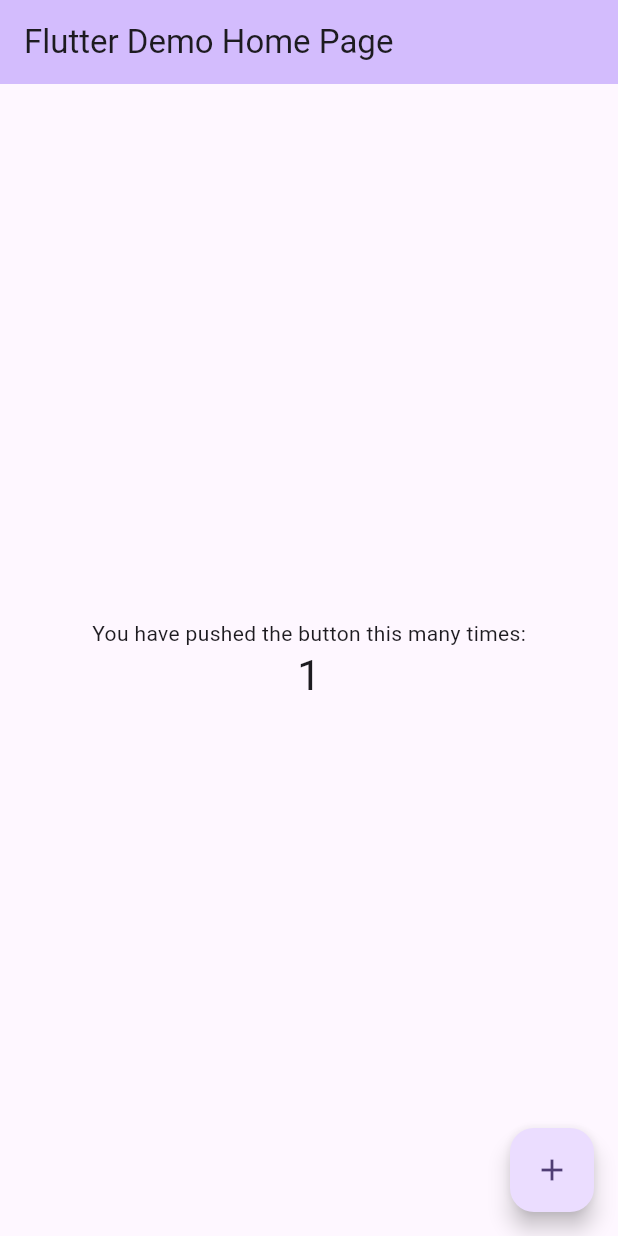
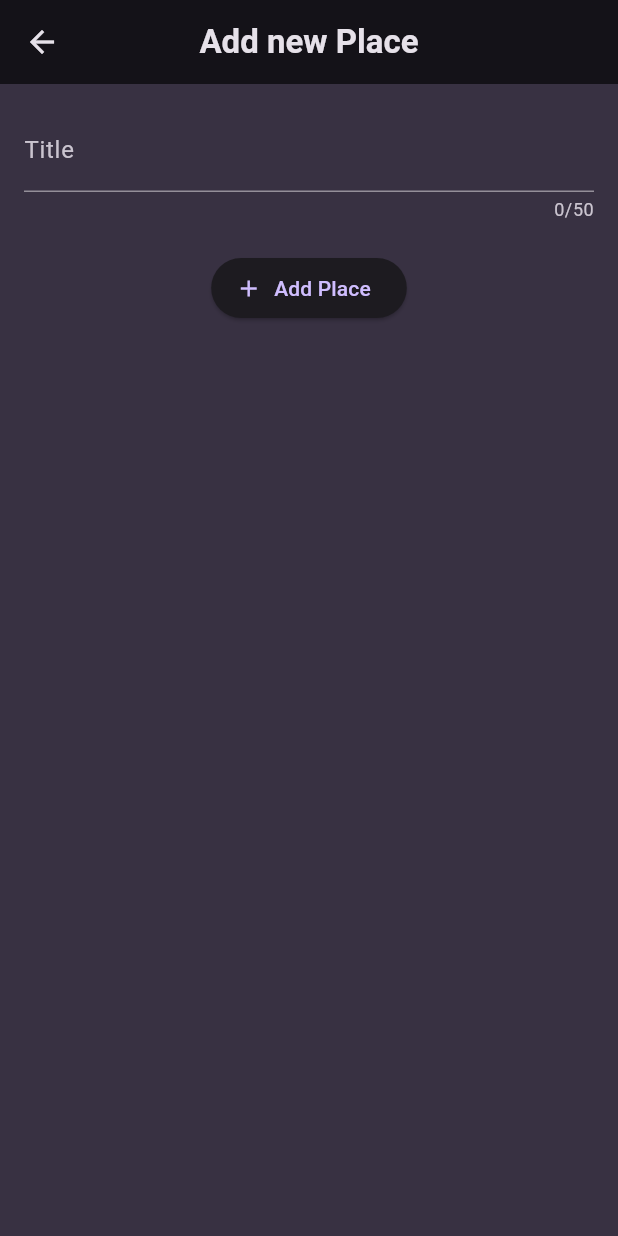
Before and after one commit to eacardenase/flutter-my-places, a Flutter app: the screen it shows after launch, after a tap on the "add" icon, on a phone screen of 412 x 824 dp. Run offline on Flutter 3.47's test engine with Material 3 defaults, Android fonts, the light colour scheme and no system bars; our stand-ins replace flutter_riverpod, google_fonts.

Commit message:
feat: add project setup

```diff
--- a/lib/main.dart
+++ b/lib/main.dart
@@ -1,125 +1,52 @@
 import 'package:flutter/material.dart';
 
+import 'package:flutter_riverpod/flutter_riverpod.dart';
+import 'package:google_fonts/google_fonts.dart';
+
+import 'package:my_places/screens/favorite_places_screen.dart';
+
+final colorScheme = ColorScheme.fromSeed(
+  brightness: Brightness.dark,
+  seedColor: const Color.fromARGB(255, 102, 6, 247),
+  background: const Color.fromARGB(255, 56, 49, 66),
+);
+
+final theme = ThemeData().copyWith(
+  scaffoldBackgroundColor: colorScheme.background,
+  colorScheme: colorScheme,
+  textTheme: GoogleFonts.ubuntuCondensedTextTheme().copyWith(
+    titleSmall: GoogleFonts.ubuntuCondensed(
+      fontWeight: FontWeight.bold,
+    ),
+    titleMedium: GoogleFonts.ubuntuCondensed(
+      fontWeight: FontWeight.bold,
+    ),
+    titleLarge: GoogleFonts.ubuntuCondensed(
+      fontWeight: FontWeight.bold,
+    ),
+  ),
+);
+
 void main() {
-  runApp(const MyApp());
+  runApp(
+    const ProviderScope(
+      child: App(),
+    ),
+  );
 }
 
-class MyApp extends StatelessWidget {
-  const MyApp({super.key});
+class App extends StatelessWidget {
+  const App({
+    super.key,
+  });
 
-  // This widget is the root of your application.
   @override
   Widget build(BuildContext context) {
     return MaterialApp(
-      title: 'Flutter Demo',
-      theme: ThemeData(
-        // This is the theme of your application.
-        //
-        // TRY THIS: Try running your application with "flutter run". You'll see
-        // the application has a purple toolbar. Then, without quitting the app,
-        // try changing the seedColor in the colorScheme below to Colors.green
-        // and then invoke "hot reload" (save your changes or press the "hot
-        // reload" button in a Flutter-supported IDE, or press "r" if you used
-        // the command line to start the app).
-        //
-        // Notice that the counter didn't reset back to zero; the application
-        // state is not lost during the reload. To reset the state, use hot
-        // restart instead.
-        //
-        // This works for code too, not just values: Most code changes can be
-        // tested with just a hot reload.
-        colorScheme: ColorScheme.fromSeed(seedColor: Colors.deepPurple),
-        useMaterial3: true,
-      ),
-      home: const MyHomePage(title: 'Flutter Demo Home Page'),
+      title: 'Favorite Places',
+      theme: theme,
+      home: const FavoritePlacesScreen(),
+      debugShowCheckedModeBanner: false,
     );
   }
 }
-
-class MyHomePage extends StatefulWidget {
-  const MyHomePage({super.key, required this.title});
-
-  // This widget is the home page of your application. It is stateful, meaning
-  // that it has a State object (defined below) that contains fields that affect
-  // how it looks.
-
-  // This class is the configuration for the state. It holds the values (in this
-  // case the title) provided by the parent (in this case the App widget) and
-  // used by the build method of the State. Fields in a Widget subclass are
-  // always marked "final".
-
-  final String title;
-
-  @override
-  State<MyHomePage> createState() => _MyHomePageState();
-}
-
-class _MyHomePageState extends State<MyHomePage> {
-  int _counter = 0;
-
-  void _incrementCounter() {
-    setState(() {
-      // This call to setState tells the Flutter framework that something has
-      // changed in this State, which causes it to rerun the build method below
-      // so that the display can reflect the updated values. If we changed
-      // _counter without calling setState(), then the build method would not be
-      // called again, and so nothing would appear to happen.
-      _counter++;
-    });
-  }
-
-  @override
-  Widget build(BuildContext context) {
-    // This method is rerun every time setState is called, for instance as done
-    // by the _incrementCounter method above.
-    //
-    // The Flutter framework has been optimized to make rerunning build methods
-    // fast, so that you can just rebuild anything that needs updating rather
-    // than having to individually change instances of widgets.
-    return Scaffold(
-      appBar: AppBar(
-        // TRY THIS: Try changing the color here to a specific color (to
-        // Colors.amber, perhaps?) and trigger a hot reload to see the AppBar
-        // change color while the other colors stay the same.
-        backgroundColor: Theme.of(context).colorScheme.inversePrimary,
-        // Here we take the value from the MyHomePage object that was created by
-        // the App.build method, and use it to set our appbar title.
-        title: Text(widget.title),
-      ),
-      body: Center(
-        // Center is a layout widget. It takes a single child and positions it
-        // in the middle of the parent.
-        child: Column(
-          // Column is also a layout widget. It takes a list of children and
-          // arranges them vertically. By default, it sizes itself to fit its
-          // children horizontally, and tries to be as tall as its parent.
-          //
-          // Column has various properties to control how it sizes itself and
-          // how it positions its children. Here we use mainAxisAlignment to
-          // center the children vertically; the main axis here is the vertical
-          // axis because Columns are vertical (the cross axis would be
-          // horizontal).
-          //
-          // TRY THIS: Invoke "debug painting" (choose the "Toggle Debug Paint"
-          // action in the IDE, or press "p" in the console), to see the
-          // wireframe for each widget.
-          mainAxisAlignment: MainAxisAlignment.center,
-          children: <Widget>[
-            const Text(
-              'You have pushed the button this many times:',
-            ),
-            Text(
-              '$_counter',
-              style: Theme.of(context).textTheme.headlineMedium,
-            ),
-          ],
-        ),
-      ),
-      floatingActionButton: FloatingActionButton(
-        onPressed: _incrementCounter,
-        tooltip: 'Increment',
-        child: const Icon(Icons.add),
-      ), // This trailing comma makes auto-formatting nicer for build methods.
-    );
-  }
-}
--- /dev/null
+++ b/lib/models/favorite_place.dart
@@ -0,0 +1,9 @@
+class FavoritePlace {
+  const FavoritePlace({
+    required this.id,
+    required this.title,
+  });
+
+  final String id;
+  final String title;
+}
--- /dev/null
+++ b/lib/providers/favorite_places_provider.dart
@@ -0,0 +1,19 @@
+import 'package:flutter_riverpod/flutter_riverpod.dart';
+
+import 'package:my_places/models/favorite_place.dart';
+
+class FavoritePlaceNotifier extends StateNotifier<List<FavoritePlace>> {
+  FavoritePlaceNotifier() : super([]);
+
+  void addPlace(FavoritePlace place) {
+    state = [
+      ...state,
+      place,
+    ];
+  }
+}
+
+final favoritePlacesNotifier =
+    StateNotifierProvider<FavoritePlaceNotifier, List<FavoritePlace>>(
+  (ref) => FavoritePlaceNotifier(),
+);
--- /dev/null
+++ b/lib/screens/add_place_screen.dart
@@ -0,0 +1,22 @@
+import 'package:flutter/material.dart';
+import 'package:my_places/widgets/new_place_form.dart';
+
+class AddPlaceScreen extends StatelessWidget {
+  const AddPlaceScreen({super.key});
+
+  @override
+  Widget build(BuildContext context) {
+    return Scaffold(
+      appBar: AppBar(
+        title: const Text(
+          'Add new Place',
+        ),
+        centerTitle: true,
+      ),
+      body: const Padding(
+        padding: EdgeInsets.all(16),
+        child: NewPlaceForm(),
+      ),
+    );
+  }
+}
--- /dev/null
+++ b/lib/screens/favorite_places_screen.dart
@@ -0,0 +1,62 @@
+import 'package:flutter/material.dart';
+
+import 'package:flutter_riverpod/flutter_riverpod.dart';
+
+import 'package:my_places/providers/favorite_places_provider.dart';
+import 'package:my_places/screens/add_place_screen.dart';
+import 'package:my_places/widgets/favorite_places_list.dart';
+
+class FavoritePlacesScreen extends ConsumerStatefulWidget {
+  const FavoritePlacesScreen({super.key});
+
+  @override
+  ConsumerState<FavoritePlacesScreen> createState() =>
+      _FavoritePlacesScreenState();
+}
+
+class _FavoritePlacesScreenState extends ConsumerState<FavoritePlacesScreen> {
+  @override
+  Widget build(BuildContext context) {
+    final favoritePlaces = ref.watch(favoritePlacesNotifier);
+
+    Widget mainContent = Center(
+      child: Text(
+        'No places added yet',
+        style: TextStyle(
+          color: Theme.of(context).colorScheme.onBackground,
+          fontSize: 16,
+        ),
+      ),
+    );
+
+    if (favoritePlaces.isNotEmpty) {
+      mainContent = FavoritePlacesList(
+        favoritePlaces: favoritePlaces,
+      );
+    }
+
+    return Scaffold(
+      appBar: AppBar(
+        title: const Text(
+          'My Places',
+        ),
+        centerTitle: true,
+        actions: [
+          IconButton(
+            onPressed: () {
+              Navigator.of(context).push(
+                MaterialPageRoute(
+                  builder: (context) => const AddPlaceScreen(),
+                ),
+              );
+            },
+            icon: const Icon(
+              Icons.add,
+            ),
+          )
+        ],
+      ),
+      body: mainContent,
+    );
+  }
+}
--- /dev/null
+++ b/lib/widgets/new_place_form.dart
@@ -0,0 +1,76 @@
+import 'package:flutter/material.dart';
+
+import 'package:flutter_riverpod/flutter_riverpod.dart';
+
+import 'package:my_places/models/favorite_place.dart';
+import 'package:my_places/providers/favorite_places_provider.dart';
+
+class NewPlaceForm extends ConsumerStatefulWidget {
+  const NewPlaceForm({super.key});
+
+  @override
+  ConsumerState<NewPlaceForm> createState() => _NewPlaceForm();
+}
+
+class _NewPlaceForm extends ConsumerState<NewPlaceForm> {
+  final _formKey = GlobalKey<FormState>();
+  var _enteredTitle = '';
+
+  void _saveForm() {
+    final formState = _formKey.currentState!;
+    final formIsValid = formState.validate();
+
+    if (!formIsValid) {
+      return;
+    }
+
+    formState.save();
+
+    final newFavoritePlace = FavoritePlace(
+      id: DateTime.now().toString(),
+      title: _enteredTitle,
+    );
+
+    ref.read(favoritePlacesNotifier.notifier).addPlace(newFavoritePlace);
+
+    Navigator.of(context).pop();
+  }
+
+  @override
+  Widget build(BuildContext context) {
+    return Form(
+      key: _formKey,
+      child: Column(
+        children: [
+          TextFormField(
+            maxLength: 50,
+            style: TextStyle(
+              color: Theme.of(context).colorScheme.onBackground,
+            ),
+            decoration: const InputDecoration(
+              label: Text('Title'),
+            ),
+            validator: (value) {
+              if (value == null ||
+                  value.trim().length <= 1 ||
+                  value.trim().length > 50) {
+                return 'Must be between 2 and 50 characters.';
+              }
+
+              return null;
+            },
+            onSaved: (newValue) {
+              _enteredTitle = newValue!;
+            },
+          ),
+          const SizedBox(height: 20),
+          ElevatedButton.icon(
+            onPressed: _saveForm,
+            icon: const Icon(Icons.add),
+            label: const Text('Add Place'),
+          )
+        ],
+      ),
+    );
+  }
+}
--- a/pubspec.yaml
+++ b/pubspec.yaml
@@ -35,6 +35,8 @@ dependencies:
   # The following adds the Cupertino Icons font to your application.
   # Use with the CupertinoIcons class for iOS style icons.
   cupertino_icons: ^1.0.2
+  google_fonts: ^6.1.0
+  flutter_riverpod: ^2.4.10
 
 dev_dependencies:
   flutter_test:
```
Also changed, not shown: lib/screens/place_details_screen.dart (added, +31 -0 lines), lib/widgets/favorite_places_list.dart (added, +46 -0 lines), pubspec.lock, 11 other files.
